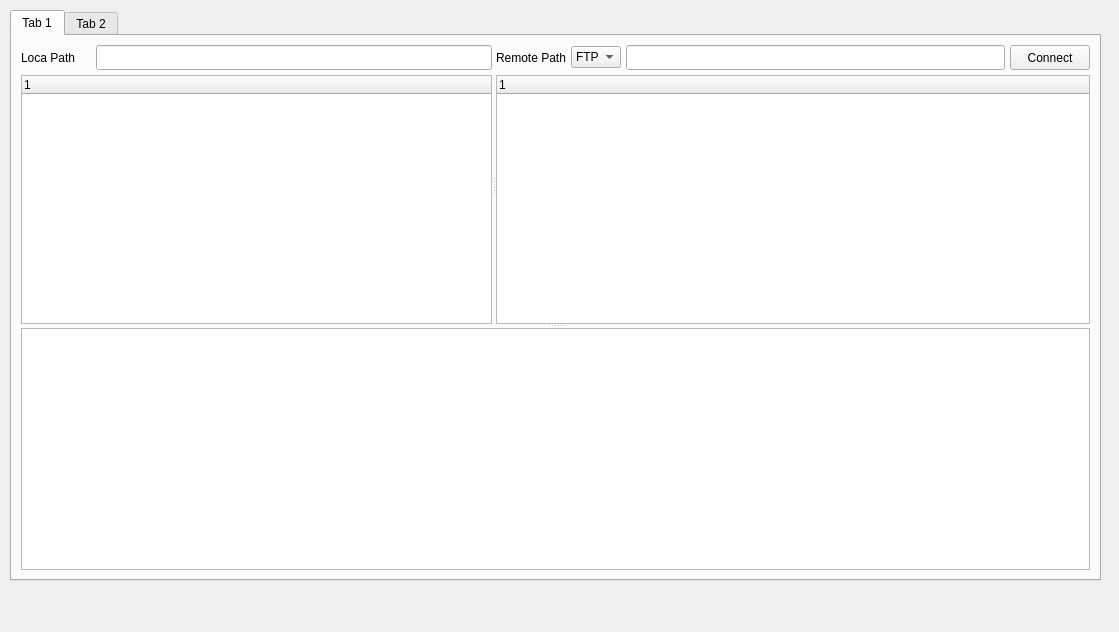
Old version of the form FileTransfer/FileTransferUI.ui in the repository julian-zhuang/DevelopmentToolBox.
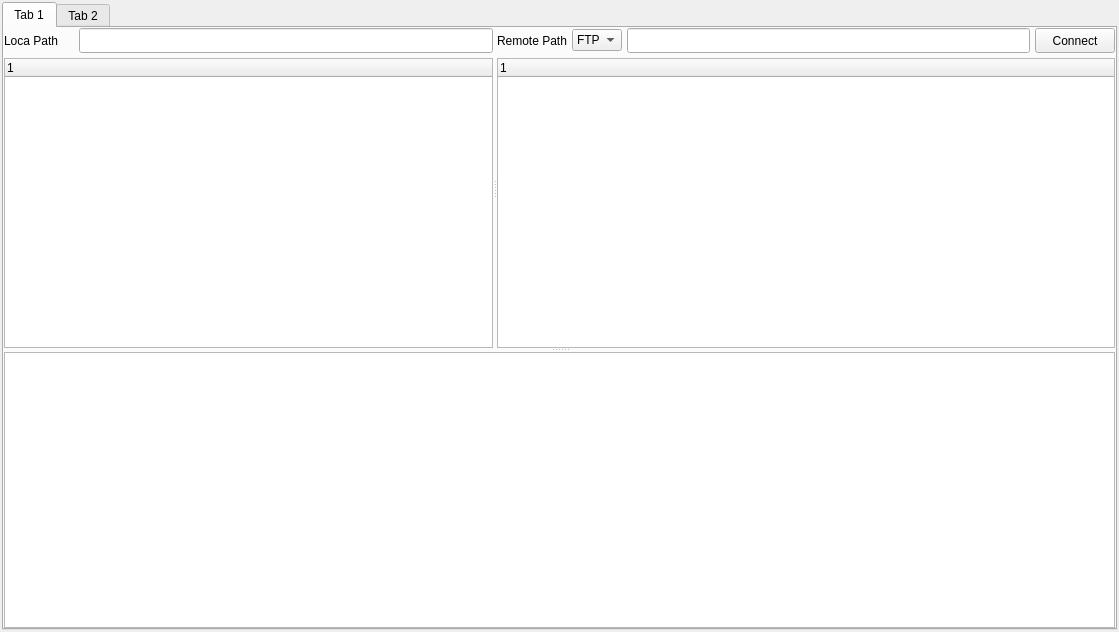
New version of the form.

```diff
--- a/FileTransfer/FileTransferUI.ui
+++ b/FileTransfer/FileTransferUI.ui
@@ -13,15 +13,24 @@
   <property name="windowTitle">
    <string>Form</string>
   </property>
+  <layout class="QGridLayout" name="gridLayout_2">
+   <property name="leftMargin">
+    <number>2</number>
+   </property>
+   <property name="topMargin">
+    <number>2</number>
+   </property>
+   <property name="rightMargin">
+    <number>2</number>
+   </property>
+   <property name="bottomMargin">
+    <number>2</number>
+   </property>
+   <property name="spacing">
+    <number>2</number>
+   </property>
+   <item row="0" column="0">
   <widget class="QTabWidget" name="tabWidget">
-   <property name="geometry">
-    <rect>
-     <x>10</x>
-     <y>10</y>
-     <width>1091</width>
-     <height>571</height>
-    </rect>
-   </property>
    <property name="currentIndex">
     <number>0</number>
    </property>
@@ -30,6 +39,21 @@
      <string>Tab 1</string>
     </attribute>
     <layout class="QGridLayout" name="gridLayout">
+       <property name="leftMargin">
+        <number>0</number>
+       </property>
+       <property name="topMargin">
+        <number>0</number>
+       </property>
+       <property name="rightMargin">
+        <number>0</number>
+       </property>
+       <property name="bottomMargin">
+        <number>0</number>
+       </property>
+       <property name="spacing">
+        <number>0</number>
+       </property>
      <item row="0" column="0">
       <widget class="QSplitter" name="splitter_2">
        <property name="orientation">
@@ -202,6 +226,8 @@
     </attribute>
    </widget>
   </widget>
+   </item>
+  </layout>
  </widget>
  <resources/>
  <connections/>
```
Lines whose indentation alone changed are shown as unchanged.
